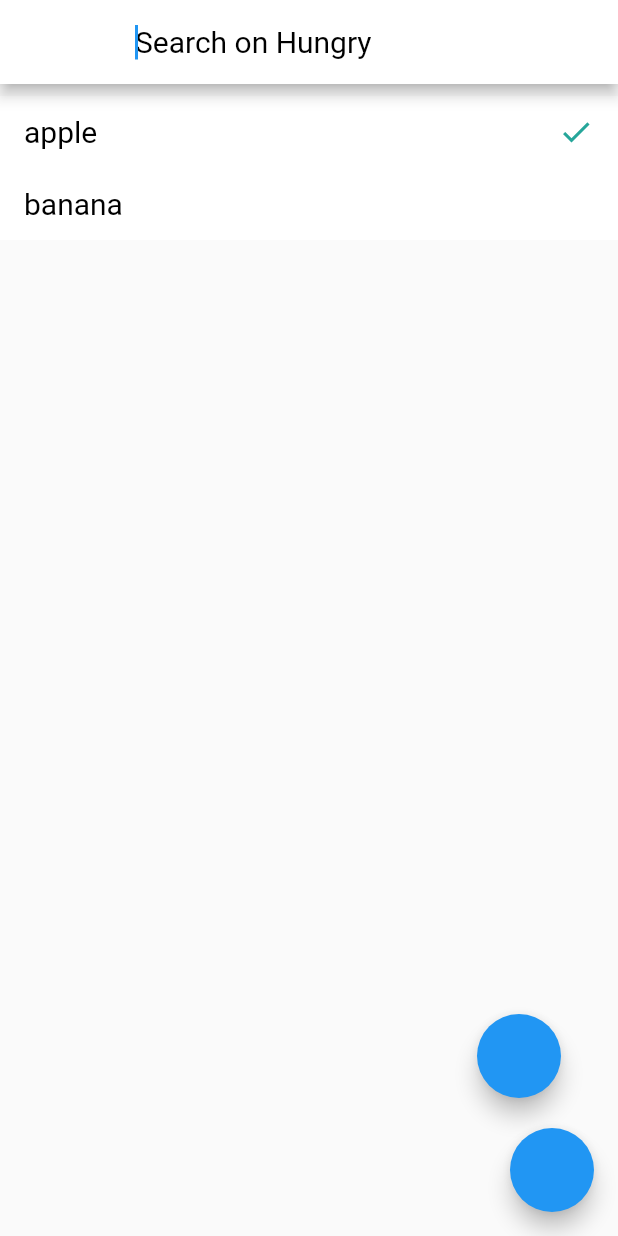
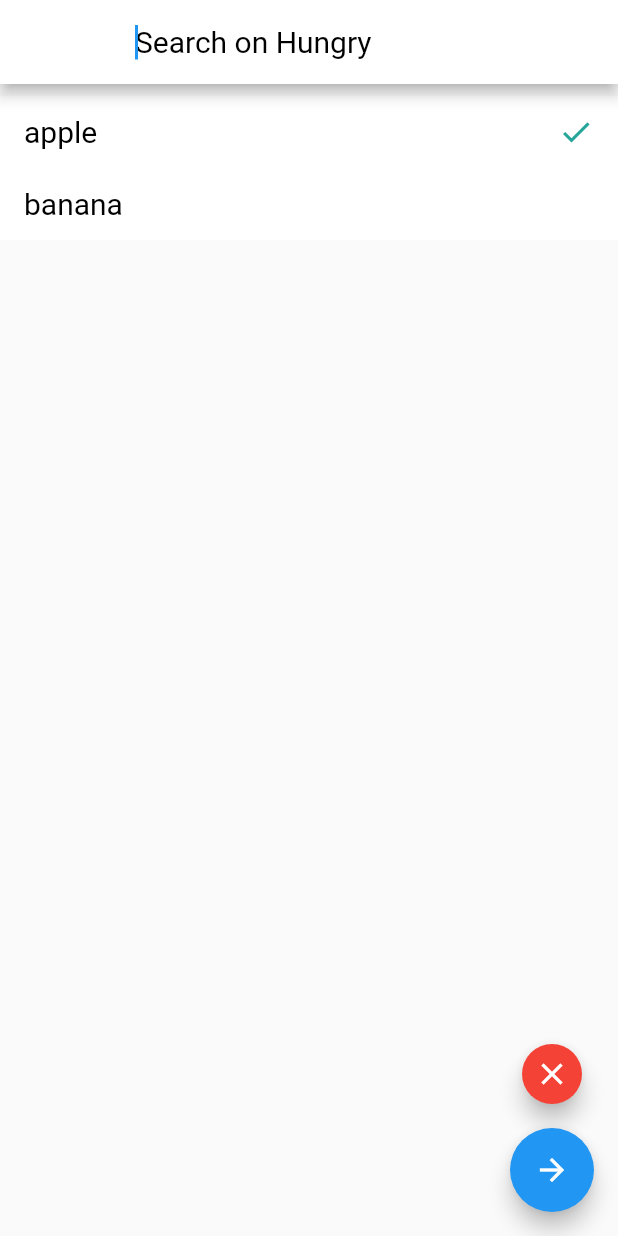
Before and after one commit to dark-mode/Material_Search_Bar, a Flutter app: the screen it shows after launch, after a tap on "apple", on a phone screen of 412 x 824 dp. Run offline on Flutter 3.47's test engine with Material 2 defaults, Android fonts, the phone set to English and light mode, and no system bars; missing offline and left inert: trie.

Commit message:
Getting plugin publishable

```diff
--- a/example/lib/main.dart
+++ b/example/lib/main.dart
@@ -42,7 +42,7 @@ class _MyAppState extends State<MyApp> {
 
   @override
   Widget build(BuildContext context) {
-    return MaterialSearchBar(
+    MaterialSearchBar mSB =  MaterialSearchBar(
       searchBarColor: Colors.white,
       searchBarTextColor: Colors.black,
       searchBarFontSize: 20.0,
@@ -50,10 +50,20 @@ class _MyAppState extends State<MyApp> {
       searchResultsTextColor: Colors.black,
       searchResultsFontSize: 20.0,
       checkmarkIcon: Icon(Icons.check, color: Colors.teal[400]),
-      submitButton: FloatingActionButton(),
-      clearButton: FloatingActionButton(),
+      submitButton: FloatingActionButton(
+      heroTag: null,
+      tooltip: "Search",
+    child: new Icon(Icons.arrow_forward),
+    backgroundColor: Theme.of(context).primaryColor,
+    foregroundColor: Colors.white,
+    ),
       items: ['apple', 'banana'],
-      onSubmit: (String value) => print('hi'),
+      onSubmit: () => print('hi'),
     );
+    mSB.changeOnSubmit( () {
+      for (String s in mSB.selectedItems)
+        print(s);
+    });
+    return mSB;
   }
 }
--- a/lib/MaterialSearchBar.dart
+++ b/lib/MaterialSearchBar.dart
@@ -3,7 +3,7 @@ import 'MaterialSearchBarResults.dart';
 import 'dart:async';
 import 'package:flutter/services.dart';
 import 'package:trie/trie.dart';
-typedef void OnSubmit(String value);
+typedef void OnSubmit();
 
 class MaterialSearchBar extends StatefulWidget {
 
@@ -14,6 +14,7 @@ class MaterialSearchBar extends StatefulWidget {
   FloatingActionButton submitButton, clearButton;
   OnSubmit onSubmit;
   List<String> items;
+
 
   static const MethodChannel _channel =
   const MethodChannel('search_bar');
@@ -58,7 +59,13 @@ class MaterialSearchBar extends StatefulWidget {
               this.items,
               this.onSubmit
             );
+
   }
+  @override
+  void changeOnSubmit(OnSubmit onSubmit) {
+    hP.changeOnSubmit(onSubmit);
+  }
+  get selectedItems => hP.selectedItems;
 
 }
 
@@ -85,6 +92,10 @@ class _MaterialSearchBarState extends State<MaterialSearchBar> {
   double _lat, _lon;
 
   Set<String> _selectedItems;
+  get selectedItems => _selectedItems;
+  void changeOnSubmit(OnSubmit onSubmit) {
+      this.onSubmit = onSubmit;
+  }
   List<String> items;
   Trie _trie;
   Icon _rightIcon;
@@ -165,7 +176,7 @@ class _MaterialSearchBarState extends State<MaterialSearchBar> {
                         //fontFamily: 'Eczar'
                     ),
                   ),
-                  onSubmitted: onSubmit,
+                  onSubmitted: (String value) => onSubmit,
                   onChanged: (text) {
                     setState(() {
                       items = _trie.getAllWordsWithPrefix(text);
@@ -202,11 +213,34 @@ class _MaterialSearchBarState extends State<MaterialSearchBar> {
           crossAxisAlignment: CrossAxisAlignment.end,
           mainAxisAlignment: MainAxisAlignment.end,
           children: <Widget>[
-            Container(
-              padding: EdgeInsets.only(bottom: 20.0, right: 22.0),
-              child: clearButton
+            Column(
+              mainAxisAlignment: MainAxisAlignment.end,
+              children: <Widget> [
+                Container(
+                    padding: EdgeInsets.only(bottom: searchBarFontSize * 0.6),
+                    child: FloatingActionButton(
+        tooltip: "Clear All",
+          backgroundColor: Colors.red,
+          mini: true,
+          heroTag: null,
+          child: Icon(Icons.clear,color: Colors.white,),
+          onPressed: (){
+            setState(() {
+              _controller.clear();
+              items = _trie.getAllWords();
+              _selectedItems = Set<String>();
+            });
+          },
+        )),
+        FloatingActionButton(
+            heroTag: null,
+            tooltip: "Search",
+            child: new Icon(Icons.arrow_forward),
+            backgroundColor: Theme.of(context).primaryColor,
+            foregroundColor: Colors.white,
+            onPressed: onSubmit,
+        )]
             ),
-            submitButton
           ],
         ),
         body: Container(child: MaterialSearchBarResults(items, _selectedItems, this, searchResultsBackgroundColor, searchResultsTextColor, searchResultsFontSize, checkmarkIcon
```
